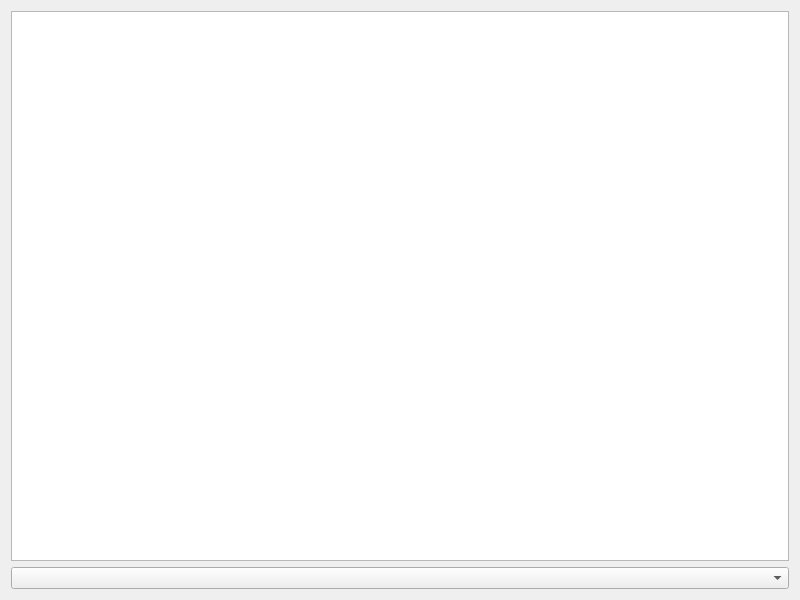
Before: the Qt Designer form server.ui in Teddy0001/myTcpServerMach, drawn with Qt 5.
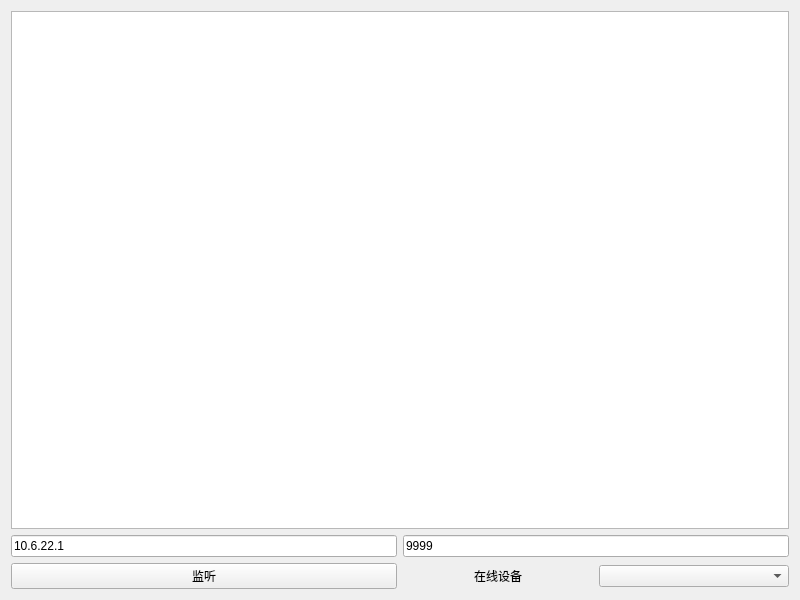
After: the same form once the commit is applied.

Patch:
```diff
--- a/server.ui
+++ b/server.ui
@@ -15,7 +15,60 @@
   </property>
   <layout class="QGridLayout" name="gridLayout">
    <item row="1" column="0">
-    <widget class="QComboBox" name="comboBox"/>
+    <layout class="QHBoxLayout" name="horizontalLayout">
+     <item>
+      <widget class="QLineEdit" name="lineEdit">
+       <property name="text">
+        <string>10.6.22.1</string>
+       </property>
+      </widget>
+     </item>
+     <item>
+      <widget class="QLineEdit" name="lineEdit_2">
+       <property name="text">
+        <string>9999</string>
+       </property>
+      </widget>
+     </item>
+    </layout>
+   </item>
+   <item row="2" column="0">
+    <layout class="QHBoxLayout" name="horizontalLayout_4">
+     <item>
+      <layout class="QHBoxLayout" name="horizontalLayout_3">
+       <item>
+        <widget class="QPushButton" name="pushButton">
+         <property name="text">
+          <string>监听</string>
+         </property>
+         <property name="checkable">
+          <bool>true</bool>
+         </property>
+         <property name="autoExclusive">
+          <bool>true</bool>
+         </property>
+        </widget>
+       </item>
+      </layout>
+     </item>
+     <item>
+      <layout class="QHBoxLayout" name="horizontalLayout_2">
+       <item>
+        <widget class="QLabel" name="label">
+         <property name="text">
+          <string>在线设备</string>
+         </property>
+         <property name="alignment">
+          <set>Qt::AlignCenter</set>
+         </property>
+        </widget>
+       </item>
+       <item>
+        <widget class="QComboBox" name="comboBox"/>
+       </item>
+      </layout>
+     </item>
+    </layout>
    </item>
    <item row="0" column="0">
     <widget class="QTextBrowser" name="textBrowser"/>
```
